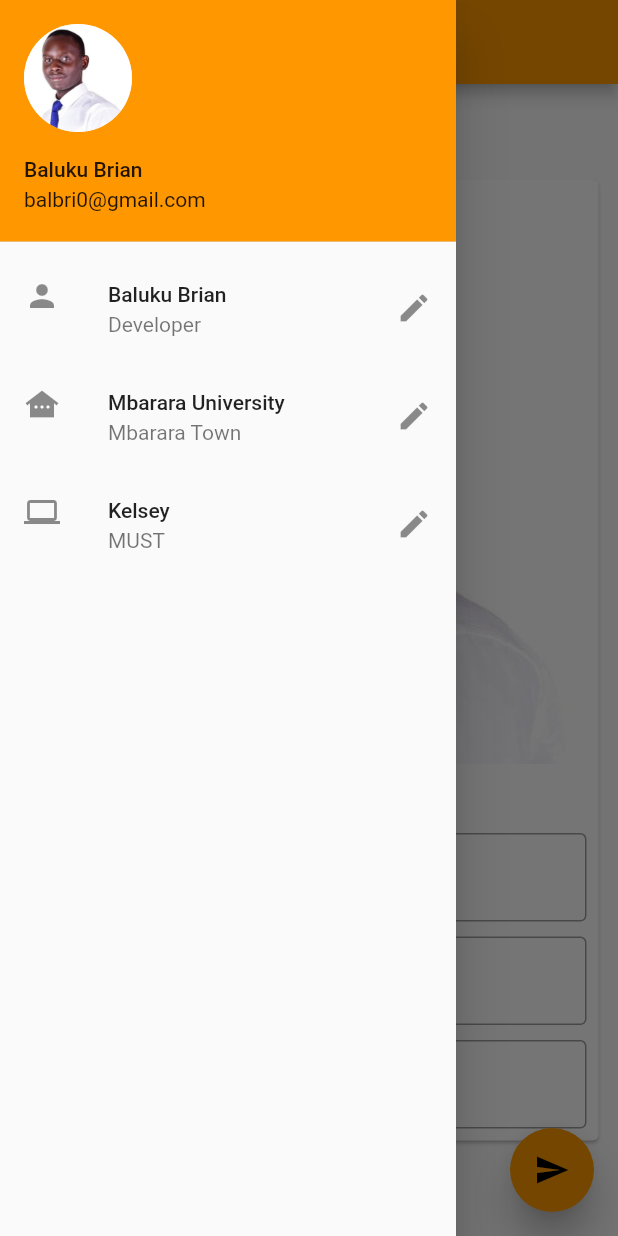
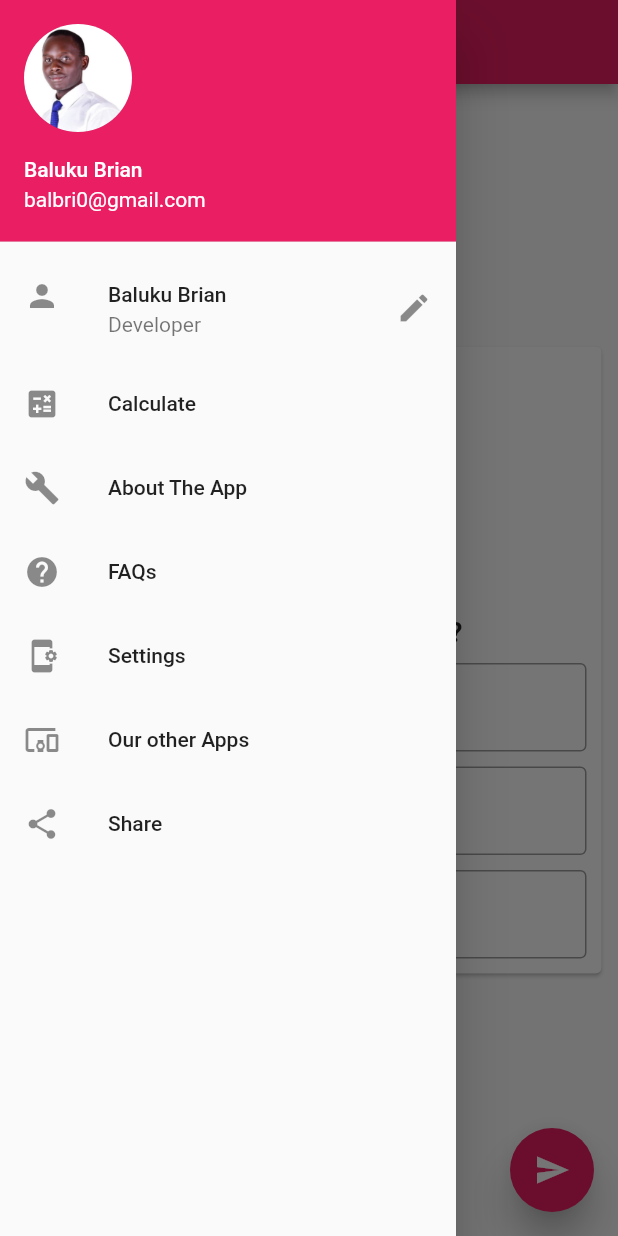
Before and after one commit to BalukuBrian/FlutterBasicApp, a Flutter app: the screen it shows after launch, with the side drawer open, on a phone screen of 412 x 824 dp. Run offline on Flutter 3.47's test engine with Material 2 defaults, Android fonts, the light colour scheme and no system bars.

Commit message:
added drawer items

```diff
--- a/lib/app_screens/drawer_fab_listview_network_image.dart
+++ b/lib/app_screens/drawer_fab_listview_network_image.dart
@@ -10,36 +10,55 @@ class GmailClone extends StatefulWidget {
 }
 
 class _GmailCloneState extends State<GmailClone> {
+
   var myText = "What is my Bujju's Name";
-  final TextEditingController _nameController = TextEditingController();
+  final myController = TextEditingController();
+
+  @override
+  void dispose() {
+    // Clean up the controller when the widget is disposed.
+    myController.dispose();
+    super.dispose();
+  }
+
+
   @override
   Widget build(BuildContext context) {
     return Scaffold(
       appBar: AppBar(
-        title: const Text("Baluku Brian App"),
+        title: const Text("Bujju App"),
       ),
       body: Center(
         child: Padding(
-          padding: const EdgeInsets.all(9.0),
+          padding: const EdgeInsets.all(7.0),
           child: SingleChildScrollView(
             child: Card(
               child: Padding(
-                padding: const EdgeInsets.all(8.0),
+                padding: const EdgeInsets.all(10.0),
                 child: Column(
                   children: <Widget>[
-                    Image.asset("assets/balbri.jpg"),
+                    Image.asset(
+                      "assets/balbri.jpg",
+                      //fit: BoxFit.cover,
+                      height: 150,
+                      width: 150,
+                    ),
                     const SizedBox(
                       height: 20,
                     ),
-                    const Text("what is my name"),
+                    const Text(
+                      "What is my Bujju's name?",
+                      style: TextStyle(fontSize: 18,fontWeight: FontWeight.bold,),
+                    ),
                     const SizedBox(
                       height: 10,
                     ),
-                    const TextField(
+                    TextField(
                       //controller: _nameController,
+                      controller: myController,
                       decoration: InputDecoration(
                         labelText: "Name",
-                        hintText: "Enter my name",
+                        hintText: "Enter my Bujju's name",
                         border: OutlineInputBorder(),
                       ),
                     ),
@@ -50,7 +69,7 @@ class _GmailCloneState extends State<GmailClone> {
                       //controller: _nameController,
                       decoration: InputDecoration(
                         labelText: "Course",
-                        hintText: "Enter Course",
+                        hintText: "Enter  Bujju's Course",
                         border: OutlineInputBorder(),
                       ),
                     ),
@@ -58,11 +77,9 @@ class _GmailCloneState extends State<GmailClone> {
                       height: 10,
                     ),
                     const TextField(
-                      //controller: _nameController,
-                      // keyboardType: TextInputType(),
                       decoration: InputDecoration(
                         labelText: "Age",
-                        hintText: "Enter my Age",
+                        hintText: "Enter my  Bujju's Age",
                         border: OutlineInputBorder(),
                       ),
                     ),
@@ -75,9 +92,19 @@ class _GmailCloneState extends State<GmailClone> {
       ),
       floatingActionButton: FloatingActionButton(
         onPressed: () {
-          myText = _nameController.text;
+          myText = myController.text;
           setState(() {});
-        },
+            showDialog(
+              context: context,
+              builder: (context) {
+                return AlertDialog(
+                  content: Text(myController.text),
+                );
+              },
+            );
+          },
+          tooltip: 'Show me the name value!',
+          //child: Icon(Icons.text_fields),
         elevation: 10,
         child: const Icon(Icons.send),
       ),
@@ -100,18 +127,35 @@ class _GmailCloneState extends State<GmailClone> {
             ),
             ListTile(
               onTap: () {},
-              leading: const Icon(Icons.other_houses),
-              title: const Text("Mbarara University"),
-              subtitle: const Text("Mbarara Town"),
-              trailing: const Icon(Icons.edit),
+              leading: const Icon(Icons.calculate),
+              title: const Text("Calculate"),
             ),
             ListTile(
               onTap: () {},
-              leading: const Icon(Icons.computer),
-              title: const Text("Kelsey"),
-              subtitle: const Text("MUST"),
-              trailing: const Icon(Icons.edit),
+              leading: const Icon(Icons.build),
+              title: const Text("About The App"),
             ),
+            ListTile(
+              onTap: () {},
+              leading: const Icon(Icons.help),
+              title: const Text("FAQs"),
+            ),
+            ListTile(
+              onTap: () {},
+              leading: const Icon(Icons.app_settings_alt),
+              title: const Text("Settings"),
+            ),
+            ListTile(
+              onTap: () {},
+              leading: const Icon(Icons.devices_other),
+              title: const Text("Our other Apps"),
+            ),
+            ListTile(
+              onTap: () {},
+              leading: const Icon(Icons.share),
+              title: const Text("Share"),
+            ),
+
           ],
         ),
       ),
--- a/lib/main.dart
+++ b/lib/main.dart
@@ -12,11 +12,10 @@ class MyApp extends StatelessWidget {
   @override
   Widget build(BuildContext context) {
     return MaterialApp(
+      debugShowCheckedModeBanner: false,
       title: "Baluku General App",
-      theme: ThemeData(primarySwatch: Colors.orange),
-      home: const GmailClone(
-          //title: "GmailClone",
-          ),
+      theme: ThemeData(primarySwatch: Colors.pink),
+      home: const GmailClone(),
     );
   }
 }
```
Also changed, not shown: lib/app_screens/scrollview_images_assets_cards.dart (deleted, +0 -62 lines).
